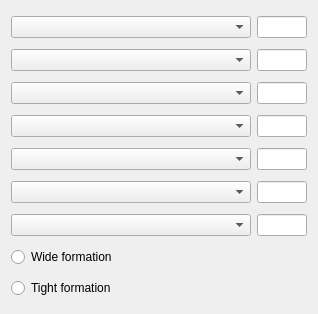
vcmi/vcmi, file mapeditor/inspector/armywidget.ui: the form before one commit.
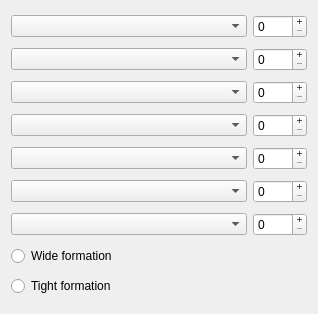
The form after the commit.

Commit message: Better army widget

The edit to the form file:
```diff
--- a/mapeditor/inspector/armywidget.ui
+++ b/mapeditor/inspector/armywidget.ui
@@ -20,8 +20,8 @@
    <string>Army settings</string>
   </property>
   <layout class="QGridLayout" name="gridLayout">
-   <item row="6" column="0">
-    <widget class="QComboBox" name="slot6">
+   <item row="5" column="0">
+    <widget class="QComboBox" name="slot5">
      <property name="sizePolicy">
       <sizepolicy hsizetype="Expanding" vsizetype="Fixed">
        <horstretch>0</horstretch>
@@ -40,6 +40,16 @@
      </property>
     </widget>
    </item>
+   <item row="6" column="0">
+    <widget class="QComboBox" name="slot6">
+     <property name="sizePolicy">
+      <sizepolicy hsizetype="Expanding" vsizetype="Fixed">
+       <horstretch>0</horstretch>
+       <verstretch>0</verstretch>
+      </sizepolicy>
+     </property>
+    </widget>
+   </item>
    <item row="2" column="0">
     <widget class="QComboBox" name="slot2">
      <property name="sizePolicy">
@@ -50,164 +60,6 @@
      </property>
     </widget>
    </item>
-   <item row="6" column="1">
-    <widget class="QLineEdit" name="count6">
-     <property name="sizePolicy">
-      <sizepolicy hsizetype="Fixed" vsizetype="Fixed">
-       <horstretch>0</horstretch>
-       <verstretch>0</verstretch>
-      </sizepolicy>
-     </property>
-     <property name="minimumSize">
-      <size>
-       <width>30</width>
-       <height>0</height>
-      </size>
-     </property>
-     <property name="maximumSize">
-      <size>
-       <width>50</width>
-       <height>16777215</height>
-      </size>
-     </property>
-     <property name="inputMethodHints">
-      <set>Qt::ImhDigitsOnly</set>
-     </property>
-    </widget>
-   </item>
-   <item row="2" column="1">
-    <widget class="QLineEdit" name="count2">
-     <property name="sizePolicy">
-      <sizepolicy hsizetype="Fixed" vsizetype="Fixed">
-       <horstretch>0</horstretch>
-       <verstretch>0</verstretch>
-      </sizepolicy>
-     </property>
-     <property name="minimumSize">
-      <size>
-       <width>30</width>
-       <height>0</height>
-      </size>
-     </property>
-     <property name="maximumSize">
-      <size>
-       <width>50</width>
-       <height>16777215</height>
-      </size>
-     </property>
-     <property name="inputMethodHints">
-      <set>Qt::ImhDigitsOnly</set>
-     </property>
-    </widget>
-   </item>
-   <item row="1" column="1">
-    <widget class="QLineEdit" name="count1">
-     <property name="sizePolicy">
-      <sizepolicy hsizetype="Fixed" vsizetype="Fixed">
-       <horstretch>0</horstretch>
-       <verstretch>0</verstretch>
-      </sizepolicy>
-     </property>
-     <property name="minimumSize">
-      <size>
-       <width>30</width>
-       <height>0</height>
-      </size>
-     </property>
-     <property name="maximumSize">
-      <size>
-       <width>50</width>
-       <height>16777215</height>
-      </size>
-     </property>
-     <property name="inputMethodHints">
-      <set>Qt::ImhDigitsOnly</set>
-     </property>
-    </widget>
-   </item>
-   <item row="5" column="1">
-    <widget class="QLineEdit" name="count5">
-     <property name="sizePolicy">
-      <sizepolicy hsizetype="Fixed" vsizetype="Fixed">
-       <horstretch>0</horstretch>
-       <verstretch>0</verstretch>
-      </sizepolicy>
-     </property>
-     <property name="minimumSize">
-      <size>
-       <width>30</width>
-       <height>0</height>
-      </size>
-     </property>
-     <property name="maximumSize">
-      <size>
-       <width>50</width>
-       <height>16777215</height>
-      </size>
-     </property>
-     <property name="inputMethodHints">
-      <set>Qt::ImhDigitsOnly</set>
-     </property>
-    </widget>
-   </item>
-   <item row="7" column="0">
-    <widget class="QRadioButton" name="formationWide">
-     <property name="sizePolicy">
-      <sizepolicy hsizetype="Expanding" vsizetype="Fixed">
-       <horstretch>0</horstretch>
-       <verstretch>0</verstretch>
-      </sizepolicy>
-     </property>
-     <property name="text">
-      <string>Wide formation</string>
-     </property>
-    </widget>
-   </item>
-   <item row="3" column="1">
-    <widget class="QLineEdit" name="count3">
-     <property name="sizePolicy">
-      <sizepolicy hsizetype="Fixed" vsizetype="Fixed">
-       <horstretch>0</horstretch>
-       <verstretch>0</verstretch>
-      </sizepolicy>
-     </property>
-     <property name="minimumSize">
-      <size>
-       <width>30</width>
-       <height>0</height>
-      </size>
-     </property>
-     <property name="maximumSize">
-      <size>
-       <width>50</width>
-       <height>16777215</height>
-      </size>
-     </property>
-     <property name="inputMethodHints">
-      <set>Qt::ImhDigitsOnly</set>
-     </property>
-    </widget>
-   </item>
-   <item row="1" column="0">
-    <widget class="QComboBox" name="slot1">
-     <property name="sizePolicy">
-      <sizepolicy hsizetype="Expanding" vsizetype="Fixed">
-       <horstretch>0</horstretch>
-       <verstretch>0</verstretch>
-      </sizepolicy>
-     </property>
-    </widget>
-   </item>
-   <item row="0" column="0">
-    <widget class="QComboBox" name="slot0">
-     <property name="sizePolicy">
-      <sizepolicy hsizetype="Expanding" vsizetype="Fixed">
-       <horstretch>0</horstretch>
-       <verstretch>0</verstretch>
-      </sizepolicy>
-     </property>
-    </widget>
-   </item>
    <item row="4" column="0">
     <widget class="QComboBox" name="slot4">
      <property name="sizePolicy">
@@ -218,33 +70,18 @@
      </property>
     </widget>
    </item>
-   <item row="4" column="1">
-    <widget class="QLineEdit" name="count4">
+   <item row="0" column="0">
+    <widget class="QComboBox" name="slot0">
      <property name="sizePolicy">
-      <sizepolicy hsizetype="Fixed" vsizetype="Fixed">
+      <sizepolicy hsizetype="Expanding" vsizetype="Fixed">
        <horstretch>0</horstretch>
        <verstretch>0</verstretch>
       </sizepolicy>
      </property>
-     <property name="minimumSize">
-      <size>
-       <width>30</width>
-       <height>0</height>
-      </size>
-     </property>
-     <property name="maximumSize">
-      <size>
-       <width>50</width>
-       <height>16777215</height>
-      </size>
-     </property>
-     <property name="inputMethodHints">
-      <set>Qt::ImhDigitsOnly</set>
-     </property>
     </widget>
    </item>
-   <item row="5" column="0">
-    <widget class="QComboBox" name="slot5">
+   <item row="1" column="0">
+    <widget class="QComboBox" name="slot1">
      <property name="sizePolicy">
       <sizepolicy hsizetype="Expanding" vsizetype="Fixed">
        <horstretch>0</horstretch>
@@ -253,31 +90,6 @@
      </property>
     </widget>
    </item>
-   <item row="0" column="1">
-    <widget class="QLineEdit" name="count0">
-     <property name="sizePolicy">
-      <sizepolicy hsizetype="Fixed" vsizetype="Fixed">
-       <horstretch>0</horstretch>
-       <verstretch>0</verstretch>
-      </sizepolicy>
-     </property>
-     <property name="minimumSize">
-      <size>
-       <width>30</width>
-       <height>0</height>
-      </size>
-     </property>
-     <property name="maximumSize">
-      <size>
-       <width>50</width>
-       <height>16777215</height>
-      </size>
-     </property>
-     <property name="inputMethodHints">
-      <set>Qt::ImhDigitsOnly</set>
-     </property>
-    </widget>
-   </item>
    <item row="8" column="0">
     <widget class="QRadioButton" name="formationTight">
      <property name="sizePolicy">
@@ -291,6 +103,131 @@
      </property>
     </widget>
    </item>
+   <item row="7" column="0">
+    <widget class="QRadioButton" name="formationWide">
+     <property name="sizePolicy">
+      <sizepolicy hsizetype="Expanding" vsizetype="Fixed">
+       <horstretch>0</horstretch>
+       <verstretch>0</verstretch>
+      </sizepolicy>
+     </property>
+     <property name="text">
+      <string>Wide formation</string>
+     </property>
+    </widget>
+   </item>
+   <item row="0" column="1">
+    <widget class="QSpinBox" name="count0">
+     <property name="readOnly">
+      <bool>false</bool>
+     </property>
+     <property name="buttonSymbols">
+      <enum>QAbstractSpinBox::PlusMinus</enum>
+     </property>
+     <property name="accelerated">
+      <bool>true</bool>
+     </property>
+     <property name="maximum">
+      <number>9999</number>
+     </property>
+    </widget>
+   </item>
+   <item row="1" column="1">
+    <widget class="QSpinBox" name="count1">
+     <property name="readOnly">
+      <bool>false</bool>
+     </property>
+     <property name="buttonSymbols">
+      <enum>QAbstractSpinBox::PlusMinus</enum>
+     </property>
+     <property name="accelerated">
+      <bool>true</bool>
+     </property>
+     <property name="maximum">
+      <number>9999</number>
+     </property>
+    </widget>
+   </item>
+   <item row="2" column="1">
+    <widget class="QSpinBox" name="count2">
+     <property name="readOnly">
+      <bool>false</bool>
+     </property>
+     <property name="buttonSymbols">
+      <enum>QAbstractSpinBox::PlusMinus</enum>
+     </property>
+     <property name="accelerated">
+      <bool>true</bool>
+     </property>
+     <property name="maximum">
+      <number>9999</number>
+     </property>
+    </widget>
+   </item>
+   <item row="3" column="1">
+    <widget class="QSpinBox" name="count3">
+     <property name="readOnly">
+      <bool>false</bool>
+     </property>
+     <property name="buttonSymbols">
+      <enum>QAbstractSpinBox::PlusMinus</enum>
+     </property>
+     <property name="accelerated">
+      <bool>true</bool>
+     </property>
+     <property name="maximum">
+      <number>9999</number>
+     </property>
+    </widget>
+   </item>
+   <item row="4" column="1">
+    <widget class="QSpinBox" name="count4">
+     <property name="readOnly">
+      <bool>false</bool>
+     </property>
+     <property name="buttonSymbols">
+      <enum>QAbstractSpinBox::PlusMinus</enum>
+     </property>
+     <property name="accelerated">
+      <bool>true</bool>
+     </property>
+     <property name="maximum">
+      <number>9999</number>
+     </property>
+    </widget>
+   </item>
+   <item row="5" column="1">
+    <widget class="QSpinBox" name="count5">
+     <property name="readOnly">
+      <bool>false</bool>
+     </property>
+     <property name="buttonSymbols">
+      <enum>QAbstractSpinBox::PlusMinus</enum>
+     </property>
+     <property name="accelerated">
+      <bool>true</bool>
+     </property>
+     <property name="maximum">
+      <number>9999</number>
+     </property>
+    </widget>
+   </item>
+   <item row="6" column="1">
+    <widget class="QSpinBox" name="count6">
+     <property name="readOnly">
+      <bool>false</bool>
+     </property>
+     <property name="buttonSymbols">
+      <enum>QAbstractSpinBox::PlusMinus</enum>
+     </property>
+     <property name="accelerated">
+      <bool>true</bool>
+     </property>
+     <property name="maximum">
+      <number>9999</number>
+     </property>
+    </widget>
+   </item>
   </layout>
  </widget>
  <resources/>
```
The commit also changes 2 other files.
